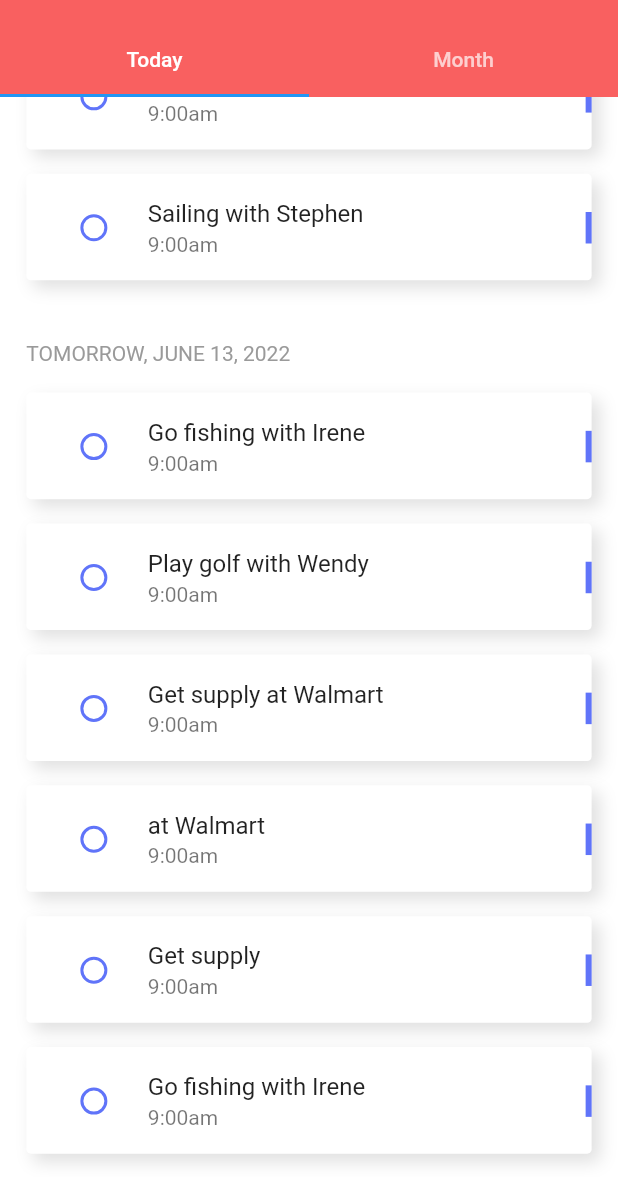
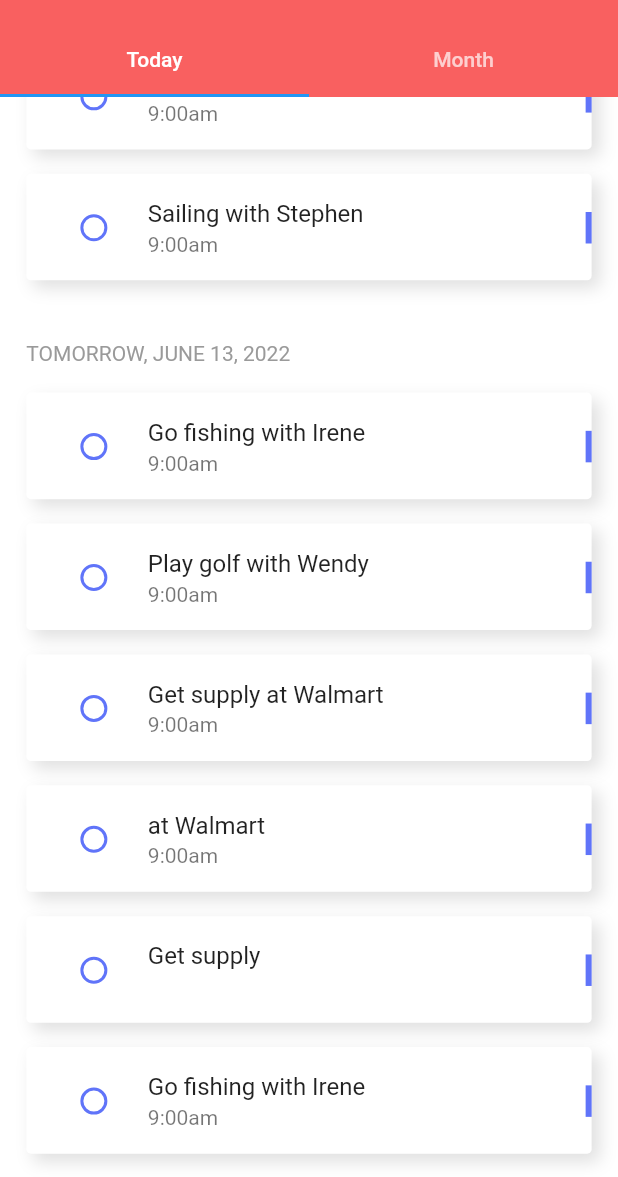
Before and after one commit to TranNhi27/TodoList, a Flutter app: the WorklistScreen screen opened by its route, scrolled down 182 dp, on a phone screen of 412 x 824 dp, the part 59-1236 px from its top. Run offline on Flutter 3.47's test engine with Material 2 defaults, Android fonts, the phone set to English and light mode, and no system bars; drawn by our look-alikes of flutter_slidable; our stand-ins replace flutter_svg, flutter_typeahead, persistent_bottom_nav_bar, table_calendar; missing offline and left inert: flutter_custom_dialog.

Commit message:
update Task model

```diff
--- a/lib/components/task_list.dart
+++ b/lib/components/task_list.dart
@@ -98,7 +98,7 @@ class _TaskListState extends State<TaskList> {
         maxLines: 1,
         overflow: TextOverflow.ellipsis,
         style: TextStyle(decoration: task.value ? TextDecoration.lineThrough : TextDecoration.none),),
-      subtitle: Text(task.taskSubtitle, style: TextStyle(decoration: task.value ? TextDecoration.lineThrough : TextDecoration.none),),
+      subtitle: Text(task.hour, style: TextStyle(decoration: task.value ? TextDecoration.lineThrough : TextDecoration.none),),
       contentPadding: EdgeInsets.only(
           left: 25,
           right: 0),
--- a/lib/models/Task.dart
+++ b/lib/models/Task.dart
@@ -6,7 +6,8 @@ import 'package:todo_list_app/models/Project.dart';
 import 'User.dart';
 
 class Task extends Project {
-  final String taskTitle, taskSubtitle;
+  final String taskTitle;
+  String hour;
   String date;
   bool value;
   String assignee, description, assigneeAva;
@@ -14,7 +15,7 @@ class Task extends Project {
 
   Task({
     required this.taskTitle,
-    required this.taskSubtitle,
+    this.hour = '',
     this.assignee = '',
     this.date = '',
     this.description = '',
@@ -42,7 +43,7 @@ class Task extends Project {
 List<Task> taskList = [
   Task(
       taskTitle: 'Go fishing with Stephen',
-      taskSubtitle: '9:00am',
+      hour: '9:00am',
       date: DateTime.now().toString(),
       assignee: users[2].name,
       assigneeAva: users[2].avatar,
@@ -52,7 +53,7 @@ List<Task> taskList = [
   ),
   Task(
       taskTitle: 'Meet according with design team at Central Park',
-      taskSubtitle: '9:00am',
+      hour: '9:00am',
       date: DateTime.now().toString(),
       assignee: users[1].name,
       assigneeAva: users[1].avatar,
@@ -62,7 +63,7 @@ List<Task> taskList = [
   ),
   Task(
       taskTitle: 'Sailing with Stephen',
-      taskSubtitle: '9:00am',
+      hour: '9:00am',
       date: DateTime.now().toString(),
       assignee: users[2].name,
       assigneeAva: users[2].avatar,
@@ -75,7 +76,7 @@ List<Task> taskList = [
 List<Task> monthTaskList = [
   Task(
       taskTitle: 'Go fishing with Irene',
-      taskSubtitle: '9:00am',
+      hour: '9:00am',
       date: "2022-06-13",
       assignee: users[2].name,
       assigneeAva: users[2].avatar,
@@ -85,7 +86,7 @@ List<Task> monthTaskList = [
   ),
   Task(
       taskTitle: 'Play golf with Wendy',
-      taskSubtitle: '9:00am',
+      hour: '9:00am',
       date: "2022-06-13",
       assignee: users[1].name,
       assigneeAva: users[1].avatar,
@@ -95,7 +96,7 @@ List<Task> monthTaskList = [
   ),
   Task(
       taskTitle: 'Get supply at Walmart',
-      taskSubtitle: '9:00am',
+      hour: '9:00am',
       date: "2022-06-14",
       assignee: users[1].name,
       assigneeAva: users[1].avatar,
@@ -105,7 +106,7 @@ List<Task> monthTaskList = [
   ),
   Task(
       taskTitle: 'at Walmart',
-      taskSubtitle: '9:00am',
+      hour: '9:00am',
       date: "2022-06-14",
       assignee: users[1].name,
       assigneeAva: users[1].avatar,
@@ -115,7 +116,7 @@ List<Task> monthTaskList = [
   ),
   Task(
       taskTitle: 'Get supply',
-      taskSubtitle: '9:00am',
+      hour: '',
       date: "2022-06-14",
       assignee: users[1].name,
       assigneeAva: users[1].avatar,
@@ -125,7 +126,7 @@ List<Task> monthTaskList = [
   ),
   Task(
       taskTitle: 'Go fishing with Irene',
-      taskSubtitle: '9:00am',
+      hour: '9:00am',
       date: "2022-06-13",
       assignee: users[2].name,
       assigneeAva: users[2].avatar,
--- a/lib/screens/create_task/components/date_field.dart
+++ b/lib/screens/create_task/components/date_field.dart
@@ -21,7 +21,7 @@ class DateField extends StatefulWidget {
 class _DateFieldState extends State<DateField> {
   String time = 'Anytime';
   AlertDialog dialog = AlertDialog();
-  Task task = Task(taskTitle: '', taskSubtitle: '');
+  Task task = Task(taskTitle: '');
   @override
   Widget build(BuildContext context) {
     PopUpCalendar popUpCalendar = PopUpCalendar(task: task);
--- a/lib/screens/create_task/components/filling_form.dart
+++ b/lib/screens/create_task/components/filling_form.dart
@@ -17,10 +17,10 @@ class FillingForm extends StatefulWidget {
 class _FillingFormState extends State<FillingForm> {
   final _formKey = GlobalKey<FormState>();
   List<Task> taskList = [
-    Task(taskTitle: 'Go fishing with Stephen', taskSubtitle: '9:00am'),
+    Task(taskTitle: 'Go fishing with Stephen', date: '9:00am'),
     Task(
-        taskTitle: 'Meet according with design team..', taskSubtitle: '9:00am'),
-    Task(taskTitle: 'Go fishing with Stephen', taskSubtitle: '9:00am'),
+        taskTitle: 'Meet according with design team..', date: '9:00am'),
+    Task(taskTitle: 'Go fishing with Stephen', date: '9:00am'),
   ];
 
   @override
--- a/lib/screens/create_task/components/task_form.dart
+++ b/lib/screens/create_task/components/task_form.dart
@@ -70,7 +70,7 @@ class TaskForm extends StatelessWidget {
               Padding(
                 padding: EdgeInsets.symmetric(horizontal: k24Padding),
                 child: DefaultTextButton(text: 'Add Task', press: () {
-                  monthTaskList.add(new Task(taskTitle: selectedTitle, taskSubtitle: "Hi", date: DateTime.parse(selectedDate).toString()));
+                  monthTaskList.add(new Task(taskTitle: selectedTitle, description: "Hi", date: DateTime.parse(selectedDate).toString()));
                   ScaffoldMessenger.of(context).showSnackBar(SnackBar(
                     content: Text(selectedDate),
                   ));
```
